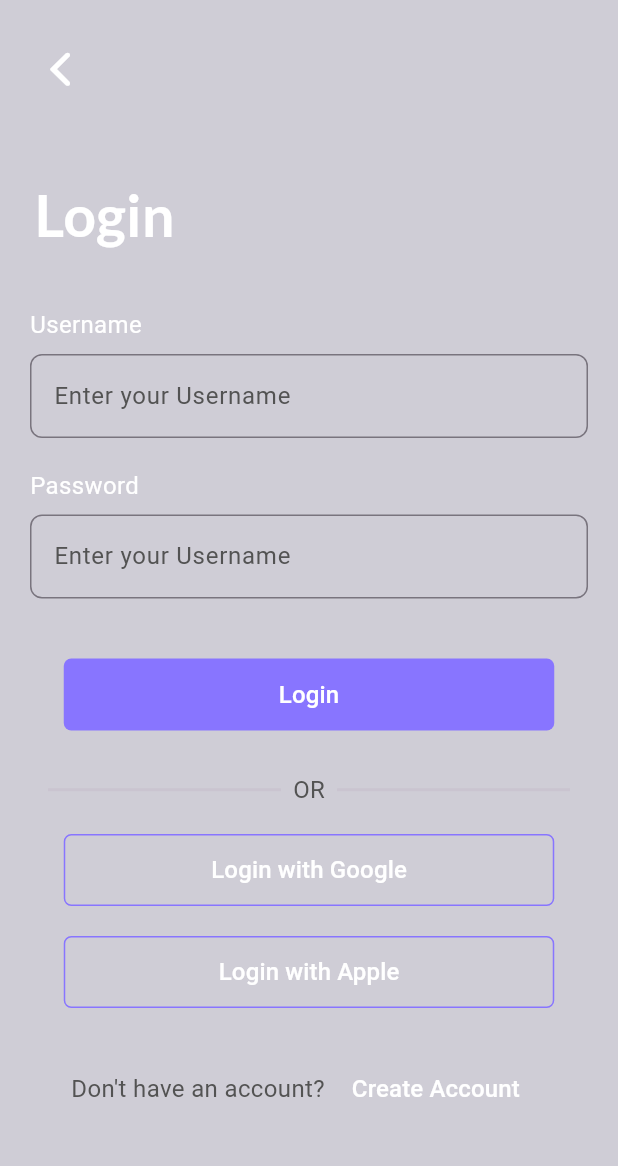
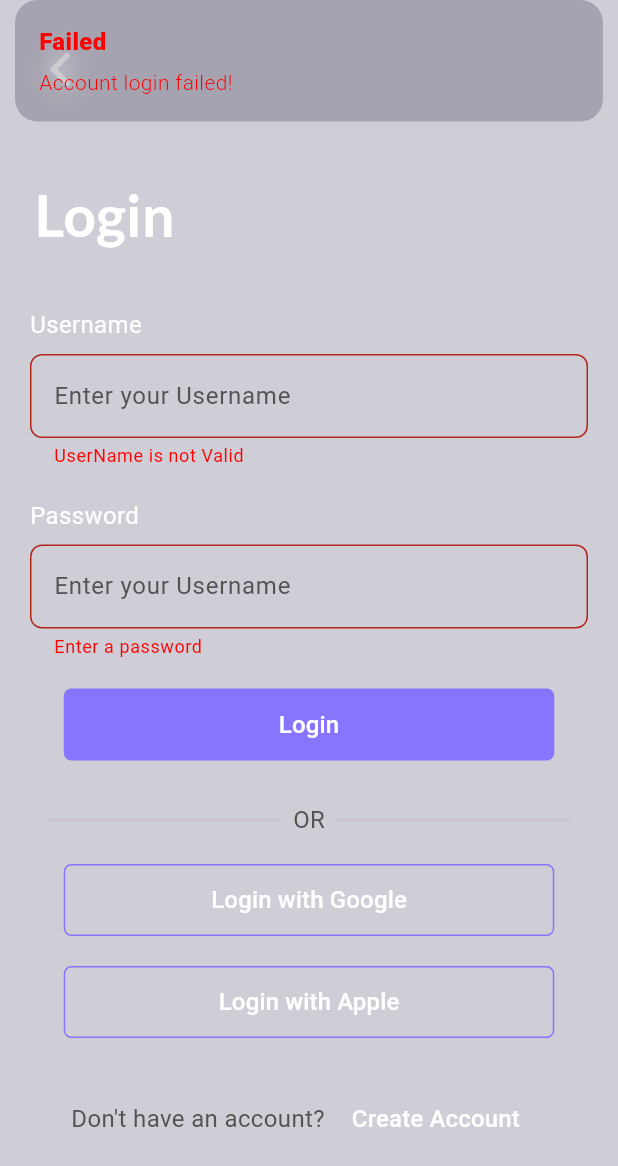
Before and after one commit to Developer-Waqas/Flutter-ToDo-App, a Flutter app: the LoginScreen screen opened directly, after a tap on "Login", on a phone screen of 412 x 824 dp. Shown: the top 1166 px of the screen. Run offline on Flutter 3.47's test engine with Material 3 defaults, Android fonts, the phone set to English and light mode, and no system bars; our stand-ins replace get, liquid_swipe, smooth_page_indicator; Roboto replaces fonts that are missing (LatoRegular).

Commit message:
Initial commit

```diff
--- a/lib/src/common_widgets/custom_textformfield/custom_tetformfield.dart
+++ b/lib/src/common_widgets/custom_textformfield/custom_tetformfield.dart
@@ -3,6 +3,7 @@ import 'dart:ui';
 import 'package:flutter/cupertino.dart';
 import 'package:flutter/material.dart';
 import 'package:flutter/painting.dart';
+import 'package:todo_app/src/constants/app_styles/app_style.dart';
 
 class CustomTextFormField extends StatelessWidget {
   String? hintText;
@@ -12,6 +13,7 @@ class CustomTextFormField extends StatelessWidget {
   TextEditingController? controller;
   String? Function(String?)? onValid;
   TextInputType? keyboardType;
+  void Function(String)? onChanged;
 
   CustomTextFormField({
     super.key,
@@ -22,6 +24,7 @@ class CustomTextFormField extends StatelessWidget {
     this.controller,
     this.onValid,
     this.keyboardType,
+    this.onChanged,
   });
 
   @override
@@ -34,9 +37,11 @@ class CustomTextFormField extends StatelessWidget {
       decoration: InputDecoration(
         hintText: 'Enter your Username',
         hintStyle: hintTextStyle,
+        errorStyle: errorTextStyle,
         border: inputBorder,
       ),
       validator: onValid,
+      onChanged: onChanged,
     );
   }
 }
--- a/lib/src/constants/app_colors/app_colors.dart
+++ b/lib/src/constants/app_colors/app_colors.dart
@@ -18,3 +18,11 @@ Color primaryColor = Color(0xff8875FF);
 Color hintTextColor = Color(0xff535353);
 
 Color borderColor = Color(0xff979797);
+
+Color redColor = Color(0xffFF0000);
+
+Color amberColor = Color(0xffFFBF00);
+
+Color greenColor = Color(0xff008000);
+
+Color deepPurpleAccent = Color(0xff36013F);
--- a/lib/src/constants/app_styles/app_style.dart
+++ b/lib/src/constants/app_styles/app_style.dart
@@ -49,3 +49,10 @@ TextStyle hintTextStyle = TextStyle(
   fontSize: 16,
   color: hintTextColor,
 );
+
+///    Error text style
+TextStyle errorTextStyle = TextStyle(
+  fontFamily: 'LatoRegular',
+  color: redColor,
+  fontSize: 12,
+);
--- a/lib/src/features/authentication/controllers/login_controller/login_controller.dart
+++ b/lib/src/features/authentication/controllers/login_controller/login_controller.dart
@@ -1,11 +1,48 @@
 import 'package:flutter/cupertino.dart';
 import 'package:get/get.dart';
+import 'package:todo_app/src/constants/app_colors/app_colors.dart';
+import 'package:todo_app/src/features/authentication/screens/create_account_screen/create_account_screen.dart';
+import 'package:todo_app/src/features/authentication/screens/home_screen/home_screen.dart';
 
 class LoginController extends GetxController {
+  final formKey = GlobalKey<FormState>();
+  final userNameController = TextEditingController();
+  final passController = TextEditingController();
 
-  final userNameController = TextEditingController();
+  RegExp  validPass = RegExp(r"(?=.*\d)(?=.*[a-z])(?=.[A-Z])");
 
+  validUserName(String? userName) {
+    if (!GetUtils.isUsername(userName ?? '')) {
+      return 'UserName is not Valid';
+    }
+    return null;
+  }
 
+  validPassword(String? pass) {
+    if(pass!.isEmpty){
+      return 'Enter a password';
+    }
+    else if(!GetUtils.isLengthGreaterOrEqual(pass, 6)){
+      return 'Password is short';
+    }
+    return null;
+  }
 
-
+  Future onLogin() async {
+    if (formKey.currentState!.validate()) {
+       Get.snackbar(
+        'Proceed',
+        'Account login successfully!',
+        snackPosition: SnackPosition.TOP,
+        colorText: whiteColor,
+      );
+       return Get.off(HomeScreen());
+    }
+    Get.snackbar(
+      'Failed',
+      'Account login failed!',
+      snackPosition: SnackPosition.TOP,
+      colorText: redColor,
+    );
+  }
 }
--- a/lib/src/features/authentication/screens/login_screen/login_screen.dart
+++ b/lib/src/features/authentication/screens/login_screen/login_screen.dart
@@ -5,6 +5,7 @@ import 'package:todo_app/src/common_widgets/custom_button/custom_button.dart';
 import 'package:todo_app/src/common_widgets/custom_textformfield/custom_tetformfield.dart';
 import 'package:todo_app/src/constants/app_styles/app_style.dart';
 import 'package:todo_app/src/constants/text_strings/text_strings.dart';
+import 'package:todo_app/src/features/authentication/controllers/login_controller/login_controller.dart';
 import 'package:todo_app/src/features/authentication/screens/welcome_screen/welcome_screen.dart';
 
 import '../../../../common_widgets/custom_icon_button/custom_icon_button.dart';
@@ -15,6 +16,8 @@ class LoginScreen extends StatelessWidget {
 
   @override
   Widget build(BuildContext context) {
+    LoginController loginController = Get.put(LoginController());
+
     return Scaffold(
       backgroundColor: splashBgColor,
       body: SingleChildScrollView(
@@ -53,6 +56,7 @@ class LoginScreen extends StatelessWidget {
               Padding(
                 padding: const EdgeInsets.symmetric(horizontal: 12),
                 child: Form(
+                  key: loginController.formKey,
                   child: Column(
                     mainAxisAlignment: MainAxisAlignment.start,
                     crossAxisAlignment: CrossAxisAlignment.start,
@@ -76,7 +80,8 @@ class LoginScreen extends StatelessWidget {
                             borderSide: BorderSide(
                               color: borderColor,
                               width: 2,
-                            )),
+                            ),),
+                        onValid: (userName) => loginController.validUserName(userName),
                       ),
                       const SizedBox(
                         height: 20,
@@ -100,11 +105,10 @@ class LoginScreen extends StatelessWidget {
                             borderSide: BorderSide(
                               color: borderColor,
                               width: 2,
-                            )),
+                            ),),
+                        onValid: (pass) => loginController.validPassword(pass),
                       ),
-                      const SizedBox(
-                        height: 40,
-                      ),
+                      const SizedBox(height: 20,),
                       Center(
                         child: CustomButton(
                           buttonColor: primaryColor,
@@ -112,7 +116,7 @@ class LoginScreen extends StatelessWidget {
                           buttonTextStyle: onBoardingSubTitleStyle,
                           buttonWidth: 327,
                           buttonTitle: loginButtonText1,
-                          onPressed: () {},
+                          onPressed: () => loginController.onLogin(),
                         ),
                       ),
                       const SizedBox(
@@ -176,13 +180,19 @@ class LoginScreen extends StatelessWidget {
                   ),
                 ),
               ),
-              const SizedBox(height: 30,),
+              const SizedBox(
+                height: 30,
+              ),
               Row(
                 mainAxisAlignment: MainAxisAlignment.center,
                 children: [
-                  Text(loginText7,style: hintTextStyle,),
+                  Text(
+                    loginText7,
+                    style: hintTextStyle,
+                  ),
                   CustomButton(
-                    buttonTitle: loginButtonText4,buttonTextStyle: onBoardingSubTitleStyle,
+                    buttonTitle: loginButtonText4,
+                    buttonTextStyle: onBoardingSubTitleStyle,
                     buttonWidth: 148,
                     onPressed: () {},
                   ),
```
Also changed, not shown: lib/src/features/authentication/screens/home_screen/home_screen.dart (added, +18 -0 lines).
